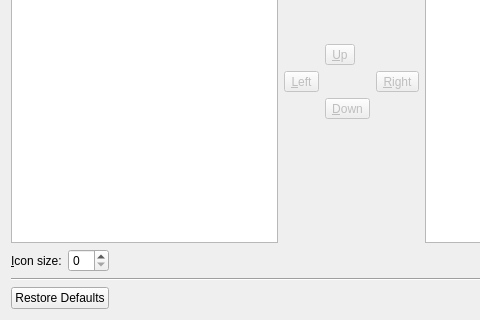
Before: the Qt Designer form src/toolbareditor.ui in wilbert2000/wzplayer, drawn with Qt 5; both pictures show x 0 to 480 and y 92 to 412 of the 702 by 412 pixel window.
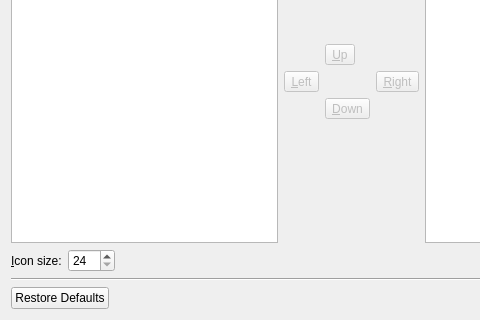
After: the same form once the commit is applied.

Commit message: Set range of icon size spin to 24-256

Diff of the .ui file:
```diff
--- a/src/toolbareditor.ui
+++ b/src/toolbareditor.ui
@@ -135,7 +135,14 @@
       </widget>
      </item>
      <item>
-      <widget class="QSpinBox" name="iconsize_spin"/>
+      <widget class="QSpinBox" name="iconsize_spin">
+       <property name="minimum">
+        <number>24</number>
+       </property>
+       <property name="maximum">
+        <number>256</number>
+       </property>
+      </widget>
      </item>
      <item>
       <spacer name="horizontalSpacer">
```
